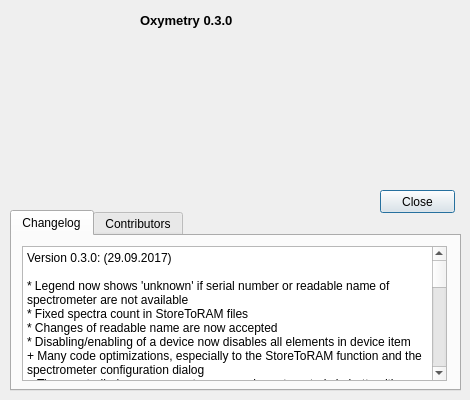
Qt form panel_about.ui (CesarCarvajal/oxymetry) before a commit.
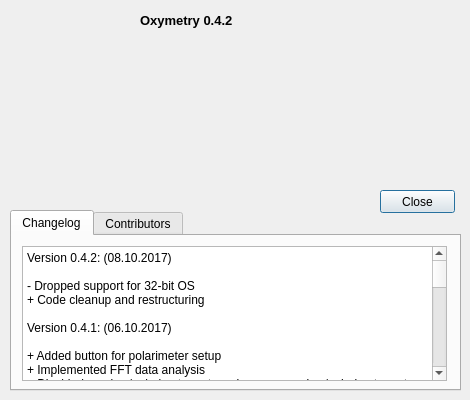
The same form after that commit.

Patch:
```diff
--- a/panel_about.ui
+++ b/panel_about.ui
@@ -58,7 +58,7 @@
     </font>
    </property>
    <property name="text">
-    <string>Oxymetry 0.3.0</string>
+    <string>Oxymetry 0.4.2</string>
    </property>
   </widget>
   <widget class="QLabel" name="label_compiler">
@@ -163,7 +163,26 @@
       <bool>true</bool>
      </property>
      <property name="plainText">
-      <string>Version 0.3.0: (29.09.2017)
+      <string>Version 0.4.2: (08.10.2017)
+
+- Dropped support for 32-bit OS
++ Code cleanup and restructuring
+
+Version 0.4.1: (06.10.2017)
+
++ Added button for polarimeter setup
++ Implemented FFT data analysis
++ Disabled preview/polarimeter setup when one preview/polarimeter setup is active
++ Modification of polarimeter setup tab panel
++ Toggle button for polarimeter setup
++ File and folder creation when polarimetric measurement starts
+
+Version 0.4.0: (02.10.2017)
+
++ Added files for polarimeter control
++ Added FFTW library and data folder
+
+Version 0.3.0: (29.09.2017)
 
 * Legend now shows 'unknown' if serial number or readable name of spectrometer are not available
 * Fixed spectra count in StoreToRAM files
```
Left out of the diff: 2 changed lines with no effect on the pictures.
